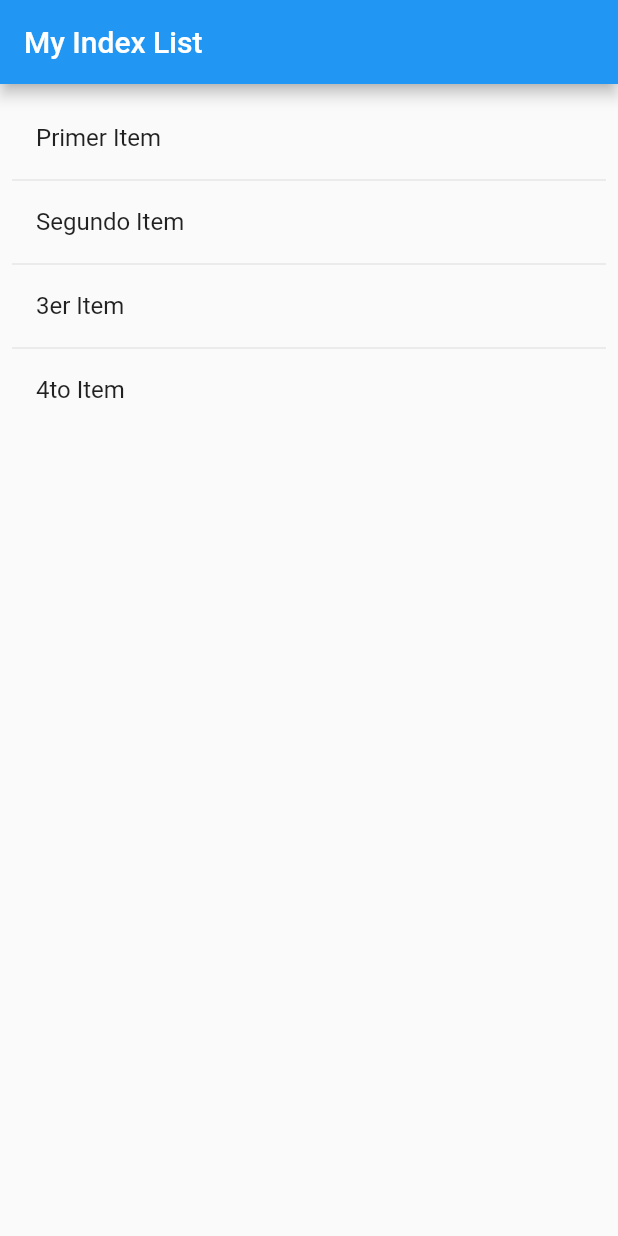
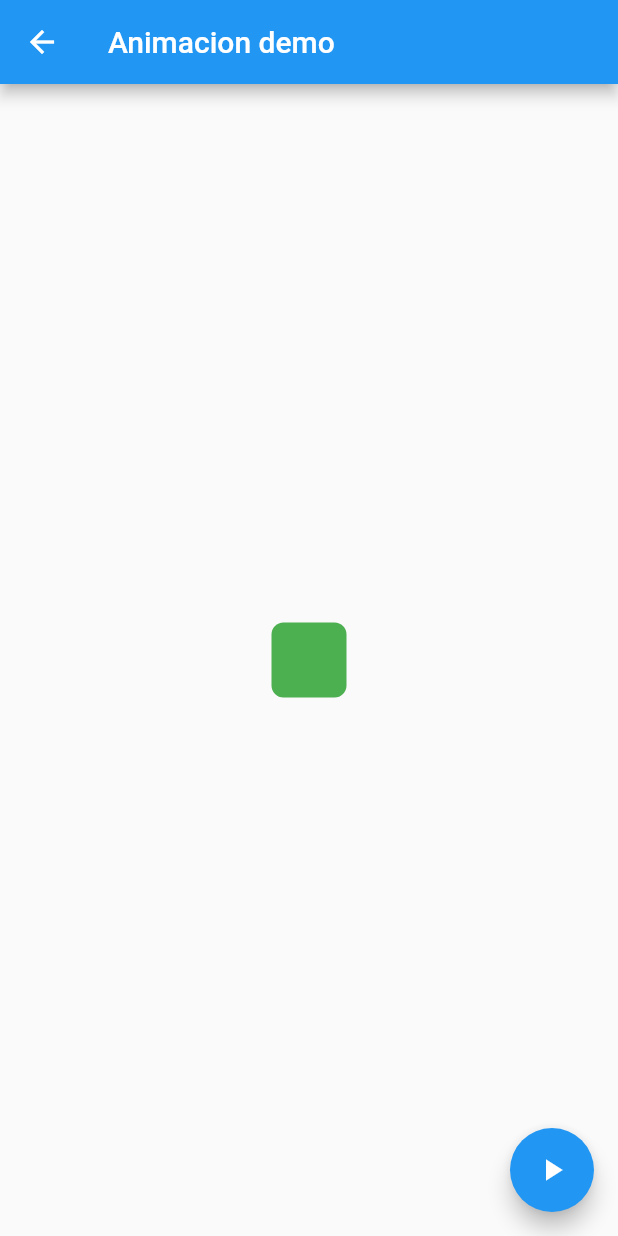
Before and after one commit to wlizama/flutter_training, a Flutter app: the screen it shows after launch, after a tap on "Segundo Item", on a phone screen of 412 x 824 dp. Run offline on Flutter 3.47's test engine with Material 2 defaults, Android fonts, the phone set to English and light mode, and no system bars.

Commit message:
container animation

```diff
--- /dev/null
+++ b/lib/animate-container.dart
@@ -0,0 +1,63 @@
+// animate-container
+import 'dart:math';
+import 'package:flutter/material.dart';
+
+class AnimatedContainerApp extends StatefulWidget {
+	@override
+	_AnimatedContainerAppState createState() => _AnimatedContainerAppState();
+}
+
+class _AnimatedContainerAppState extends State<AnimatedContainerApp> {
+	double _width = 50;
+	double _height = 50;
+
+	Color _color = Colors.green;
+	BorderRadiusGeometry _borderRadius = BorderRadius.circular(8);
+
+	@override
+	Widget build(BuildContext context) {
+		return MaterialApp(
+			home: Scaffold(
+				appBar: AppBar(
+					leading: Icon(Icons.arrow_back),
+					title: Text('Animacion demo'),
+
+				),
+				body: Center(
+					child: AnimatedContainer(
+						width: _width,
+						height: _height,
+						decoration: BoxDecoration(
+							color: _color,
+							borderRadius: _borderRadius
+						),
+						duration: Duration(seconds: 1),
+						curve: Curves.fastOutSlowIn,
+					),
+				),
+				floatingActionButton: FloatingActionButton(
+					child: Icon(Icons.play_arrow),
+					onPressed: () {
+						setState(() {
+							final rand = Random();
+
+							_width = rand.nextInt(300).toDouble();
+							_height = rand.nextInt(300).toDouble();
+
+							_color = Color.fromRGBO(
+								rand.nextInt(256),
+								rand.nextInt(256),
+								rand.nextInt(256),
+								1
+							);
+
+							_borderRadius = BorderRadius.circular(
+								rand.nextInt(100).toDouble()
+							);
+						});
+					},
+				),
+			),
+		);
+	}
+}
--- a/lib/main.dart
+++ b/lib/main.dart
@@ -1,4 +1,5 @@
 import 'package:flutter/material.dart';
+import 'package:flutter_training/animate-container.dart';
 
 void main(List<String> args) {
 	runApp(MaterialApp(
@@ -11,7 +12,7 @@ void main(List<String> args) {
 class Index extends StatelessWidget {
 
 	final _widgetList = [
-		{ 'text': 'Primer Item', 'tap_fun': () {} },
+		{ 'text': 'Animación de container', 'tap_fun': () {} },
 		{ 'text': 'Segundo Item', 'tap_fun': () {} },
 		{ 'text': '3er Item', 'tap_fun': () {} },
 		{ 'text': '4to Item', 'tap_fun': () {} },
@@ -37,7 +38,14 @@ class Index extends StatelessWidget {
 			(widget_item) {
 				return ListTile(
 					title: Text(widget_item['text']),
-					onTap: widget_item['tap_fun'],
+					onTap: () {
+						Navigator.push(
+							context,
+							MaterialPageRoute(
+								builder: (context) => AnimatedContainerApp()
+							)
+						);
+					},
 				);
 			}
 		);
```
